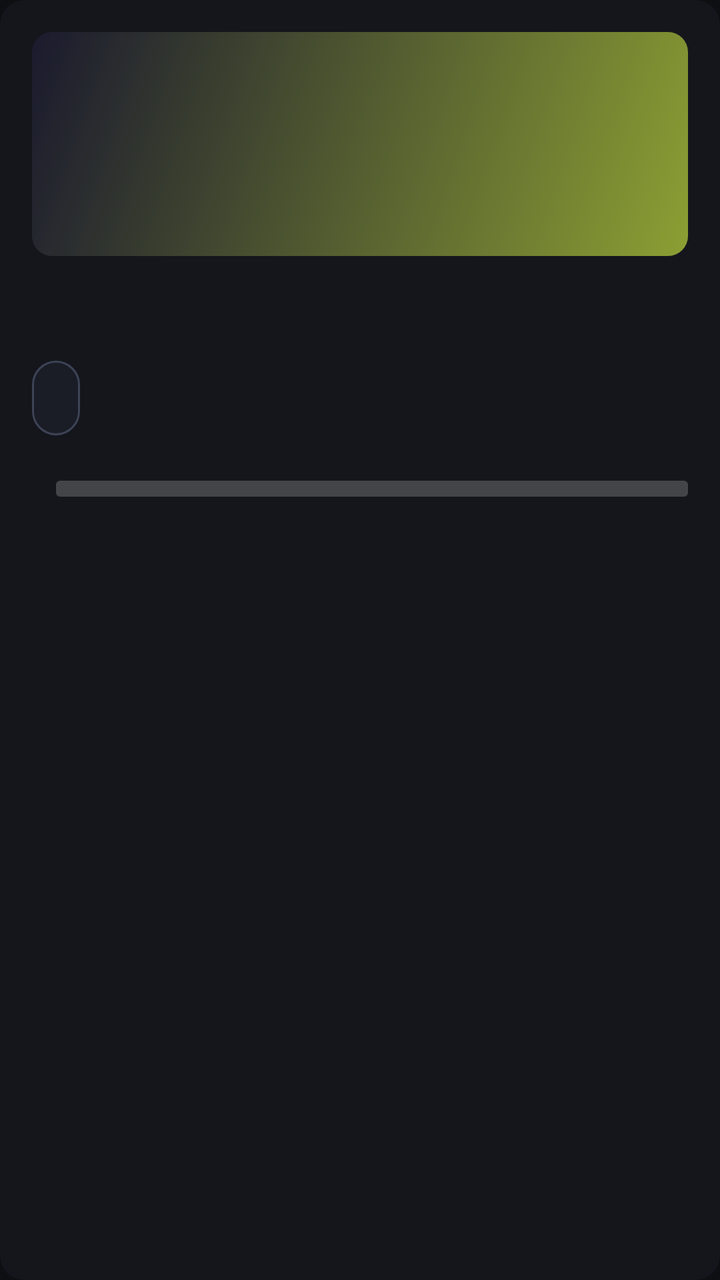
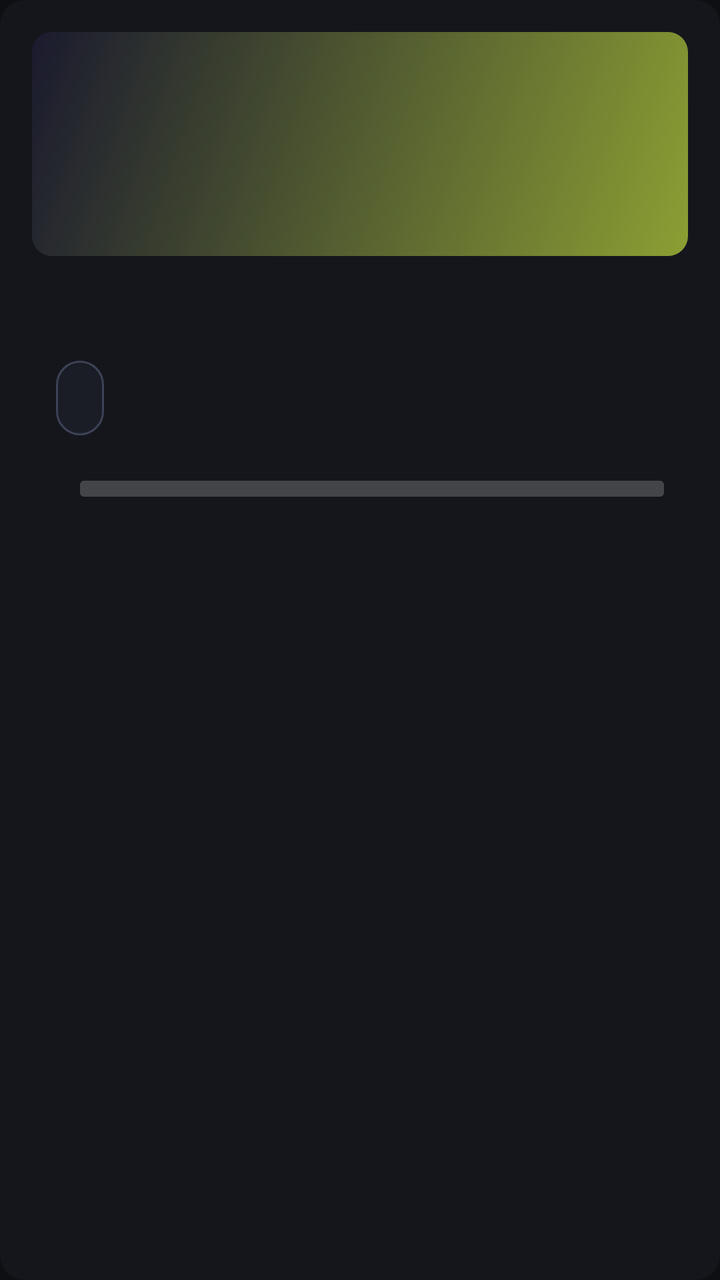

Before-and-after screenshots of an Android layout around one commit, followed by the original layout XML and the change that was made.
<!-- AndroidManifest.xml: application theme Theme.Meggy -->
<!-- res/layout/item_lesson_card.xml -->
<?xml version="1.0" encoding="utf-8"?>
<com.google.android.material.card.MaterialCardView xmlns:android="http://schemas.android.com/apk/res/android"
    xmlns:app="http://schemas.android.com/apk/res-auto"
    android:id="@+id/lesson_card_root"
    android:layout_width="match_parent"
    android:layout_height="wrap_content"
    android:clickable="true"
    android:focusable="true"
    android:focusableInTouchMode="true"
    android:foreground="?attr/selectableItemBackground"
    app:cardCornerRadius="@dimen/radius_md"
    app:cardElevation="@dimen/elevation_0"
    app:cardBackgroundColor="@color/tile_bg"
    app:strokeWidth="0dp"
    app:strokeColor="@color/tile_focus_ring">

    <LinearLayout
        android:layout_width="match_parent"
        android:layout_height="wrap_content"
        android:orientation="vertical"
        android:padding="@dimen/spacing_lg">

        <FrameLayout
            android:layout_width="match_parent"
            android:layout_height="@dimen/tv_card_image_height">

            <View
                android:id="@+id/lessonCardBg"
                android:layout_width="match_parent"
                android:layout_height="match_parent"
                android:background="@drawable/card_gradient_pink" />

            <ImageView
                android:id="@+id/lessonCardThumb"
                android:layout_width="match_parent"
                android:layout_height="match_parent"
                android:scaleType="centerCrop"
                android:visibility="gone"
                android:contentDescription="@string/thumb_desc" />

            <TextView
                android:id="@+id/lessonCardMonogram"
                android:layout_width="match_parent"
                android:layout_height="match_parent"
                android:gravity="center"
                android:textColor="@color/tile_title"
                android:textSize="48sp"
                android:textStyle="bold" />
        </FrameLayout>

        <TextView
            android:id="@+id/lessonCardTitle"
            android:layout_width="match_parent"
            android:layout_height="wrap_content"
            android:layout_marginTop="@dimen/spacing_md"
            android:ellipsize="end"
            android:maxLines="2"
            android:textColor="@color/md_on_surface"
            android:textSize="@dimen/tv_card_title"
            android:textStyle="bold" />

        <LinearLayout
            android:id="@+id/lessonCardChips"
            android:layout_width="match_parent"
            android:layout_height="wrap_content"
            android:layout_marginTop="@dimen/spacing_sm"
            android:orientation="horizontal">

            <TextView
                android:id="@+id/lessonCardChipVideo"
                android:layout_width="wrap_content"
                android:layout_height="wrap_content"
                android:background="@drawable/chip_outline"
                android:paddingHorizontal="@dimen/spacing_md"
                android:paddingVertical="@dimen/spacing_xs"
                android:textColor="@color/md_primary"
                android:textSize="@dimen/tv_chip_text" />

            <TextView
                android:id="@+id/lessonCardChipPdf"
                android:layout_width="wrap_content"
                android:layout_height="wrap_content"
                android:layout_marginStart="@dimen/spacing_sm"
                android:background="@drawable/chip_outline"
                android:paddingHorizontal="@dimen/spacing_md"
                android:paddingVertical="@dimen/spacing_xs"
                android:textColor="@color/md_on_surface"
                android:textSize="@dimen/tv_chip_text"
                android:visibility="gone" />
        </LinearLayout>

        <LinearLayout
            android:layout_width="match_parent"
            android:layout_height="wrap_content"
            android:layout_marginTop="@dimen/spacing_md"
            android:gravity="center_vertical"
            android:orientation="horizontal">

            <TextView
                android:id="@+id/lessonCardProgressText"
                android:layout_width="wrap_content"
                android:layout_height="wrap_content"
                android:textColor="@color/md_primary"
                android:textSize="@dimen/tv_chip_text" />

            <ProgressBar
                android:id="@+id/lessonCardProgress"
                style="?android:attr/progressBarStyleHorizontal"
                android:layout_width="0dp"
                android:layout_height="8dp"
                android:layout_marginStart="@dimen/spacing_md"
                android:layout_weight="1"
                android:max="100"
                android:progressDrawable="@drawable/progress_horizontal" />
        </LinearLayout>
    </LinearLayout>
</com.google.android.material.card.MaterialCardView>
<!-- resources referenced by this layout -->
<resources>
  <color name="md_on_surface">#FFEDEEF2</color>
  <color name="md_primary">#FFFF8B9F</color>
  <color name="tile_bg">#FF14161C</color>
  <color name="tile_focus_ring">#FFFF8B9F</color>
  <color name="tile_title">#FFFFFFFF</color>
  <dimen name="elevation_0">0dp</dimen>
  <dimen name="radius_md">12dp</dimen>
  <dimen name="spacing_lg">16dp</dimen>
  <dimen name="spacing_md">12dp</dimen>
  <dimen name="spacing_sm">8dp</dimen>
  <dimen name="spacing_xs">4dp</dimen>
  <dimen name="tv_card_image_height">112dp</dimen>
  <dimen name="tv_card_title">24sp</dimen>
  <dimen name="tv_chip_text">22sp</dimen>
  <!-- drawable card_gradient_pink (drawable) -->
  <?xml version="1.0" encoding="utf-8"?>
  <shape xmlns:android="http://schemas.android.com/apk/res/android" android:shape="rectangle">
      <gradient android:startColor="#FF8B9F33" android:endColor="#1a1a2e" android:angle="135" />
      <corners android:radius="10dp" />
  </shape>
  <!-- drawable chip_outline (drawable) -->
  <?xml version="1.0" encoding="utf-8"?>
  <shape xmlns:android="http://schemas.android.com/apk/res/android"
      android:shape="rectangle">
      <corners android:radius="16dp" />
      <solid android:color="@color/md_surface_container" />
      <stroke
          android:width="1dp"
          android:color="@color/md_outline" />
  </shape>
  <!-- drawable progress_horizontal (drawable) -->
  <?xml version="1.0" encoding="utf-8"?>
  <layer-list xmlns:android="http://schemas.android.com/apk/res/android">
      <item android:id="@android:id/background">
          <shape>
              <corners android:radius="2dp" />
              <solid android:color="@color/progress_track" />
          </shape>
      </item>
      <item android:id="@android:id/progress">
          <clip>
              <shape>
                  <corners android:radius="2dp" />
                  <solid android:color="@color/md_primary" />
              </shape>
          </clip>
      </item>
  </layer-list>
  <string name="thumb_desc">Thumbnail da aula</string>
  <color name="md_surface_container">#FF1A1D26</color>
  <color name="md_outline">#FF3D4356</color>
  <color name="progress_track">#33FFFFFF</color>
  <color name="md_on_primary">#FF2A0A13</color>
  <color name="md_primary_container">#FF3A2029</color>
  <color name="md_on_primary_container">#FFFFD9E0</color>
  <color name="md_secondary">#FFB3A6B0</color>
  <color name="md_on_secondary">#FF221A20</color>
  <color name="md_secondary_container">#FF2B2530</color>
  <color name="md_on_secondary_container">#FFE8DDE6</color>
  <color name="md_background">#FF0E0F13</color>
  <color name="md_surface">#FF14161C</color>
  <color name="md_surface_variant">#FF1E212B</color>
  <color name="md_on_background">#FFEDEEF2</color>
  <color name="md_on_surface_variant">#FFB9BEC9</color>
  <color name="md_outline_variant">#FF262A36</color>
  <color name="md_error">#FFCF6679</color>
  <color name="md_on_error">#FF600014</color>
  <style name="Widget.Meggy.CardView" parent="Widget.Material3.CardView.Filled">
          <item name="cardBackgroundColor">@color/md_surface_container</item>
          <item name="cardCornerRadius">20dp</item>
          <item name="cardElevation">2dp</item>
          <item name="contentPadding">0dp</item>
          <item name="strokeWidth">0dp</item>
      </style>
  <!-- unchanged entries left out for length: 1 -->
</resources>

<!-- the commit's change to res/layout/item_lesson_card.xml (unified diff, before → after) -->
@@ -48,70 +48,80 @@
                 android:textStyle="bold" />
         </FrameLayout>
 
-        <TextView
-            android:id="@+id/lessonCardTitle"
+        
+        <LinearLayout
+            android:id="@+id/lessonCardBody"
             android:layout_width="match_parent"
             android:layout_height="wrap_content"
-            android:layout_marginTop="@dimen/spacing_md"
-            android:ellipsize="end"
-            android:maxLines="2"
-            android:textColor="@color/md_on_surface"
-            android:textSize="@dimen/tv_card_title"
-            android:textStyle="bold" />
-
-        <LinearLayout
-            android:id="@+id/lessonCardChips"
-            android:layout_width="match_parent"
-            android:layout_height="wrap_content"
-            android:layout_marginTop="@dimen/spacing_sm"
-            android:orientation="horizontal">
+            android:orientation="vertical"
+            android:paddingHorizontal="@dimen/spacing_md"
+            android:paddingTop="@dimen/spacing_md"
+            android:paddingBottom="@dimen/spacing_md">
 
             <TextView
-                android:id="@+id/lessonCardChipVideo"
-                android:layout_width="wrap_content"
+                android:id="@+id/lessonCardTitle"
+                android:layout_width="match_parent"
                 android:layout_height="wrap_content"
-                android:background="@drawable/chip_outline"
-                android:paddingHorizontal="@dimen/spacing_md"
-                android:paddingVertical="@dimen/spacing_xs"
-                android:textColor="@color/md_primary"
-                android:textSize="@dimen/tv_chip_text" />
+                android:ellipsize="end"
+                android:maxLines="2"
+                android:textColor="@color/tile_title"
+                android:textSize="@dimen/tv_card_title"
+                android:textStyle="bold" />
 
-            <TextView
-                android:id="@+id/lessonCardChipPdf"
-                android:layout_width="wrap_content"
+            <LinearLayout
+                android:id="@+id/lessonCardChips"
+                android:layout_width="match_parent"
                 android:layout_height="wrap_content"
-                android:layout_marginStart="@dimen/spacing_sm"
-                android:background="@drawable/chip_outline"
-                android:paddingHorizontal="@dimen/spacing_md"
-                android:paddingVertical="@dimen/spacing_xs"
-                android:textColor="@color/md_on_surface"
-                android:textSize="@dimen/tv_chip_text"
-                android:visibility="gone" />
-        </LinearLayout>
+                android:layout_marginTop="@dimen/spacing_sm"
+                android:orientation="horizontal">
 
-        <LinearLayout
-            android:layout_width="match_parent"
-            android:layout_height="wrap_content"
-            android:layout_marginTop="@dimen/spacing_md"
-            android:gravity="center_vertical"
-            android:orientation="horizontal">
+                <TextView
+                    android:id="@+id/lessonCardChipVideo"
+                    android:layout_width="wrap_content"
+                    android:layout_height="wrap_content"
+                    android:background="@drawable/chip_outline"
+                    android:paddingHorizontal="@dimen/spacing_md"
+                    android:paddingVertical="@dimen/spacing_xs"
+                    android:textColor="@color/md_primary"
+                    android:textSize="@dimen/tv_chip_text" />
 
-            <TextView
-                android:id="@+id/lessonCardProgressText"
-                android:layout_width="wrap_content"
+                <TextView
+                    android:id="@+id/lessonCardChipPdf"
+                    android:layout_width="wrap_content"
+                    android:layout_height="wrap_content"
+                    android:layout_marginStart="@dimen/spacing_sm"
+                    android:background="@drawable/chip_outline"
+                    android:paddingHorizontal="@dimen/spacing_md"
+                    android:paddingVertical="@dimen/spacing_xs"
+                    android:textColor="@color/md_on_surface"
+                    android:textSize="@dimen/tv_chip_text"
+                    android:visibility="gone" />
+            </LinearLayout>
+
+            <LinearLayout
+                android:layout_width="match_parent"
                 android:layout_height="wrap_content"
-                android:textColor="@color/md_primary"
-                android:textSize="@dimen/tv_chip_text" />
+                android:layout_marginTop="@dimen/spacing_md"
+                android:gravity="center_vertical"
+                android:orientation="horizontal">
 
-            <ProgressBar
-                android:id="@+id/lessonCardProgress"
-                style="?android:attr/progressBarStyleHorizontal"
-                android:layout_width="0dp"
-                android:layout_height="8dp"
-                android:layout_marginStart="@dimen/spacing_md"
-                android:layout_weight="1"
-                android:max="100"
-                android:progressDrawable="@drawable/progress_horizontal" />
+                <TextView
+                    android:id="@+id/lessonCardProgressText"
+                    android:layout_width="wrap_content"
+                    android:layout_height="wrap_content"
+                    android:textColor="@color/md_primary"
+                    android:textSize="@dimen/tv_chip_text" />
+
+                <ProgressBar
+                    android:id="@+id/lessonCardProgress"
+                    style="?android:attr/progressBarStyleHorizontal"
+                    android:layout_width="0dp"
+                    android:layout_height="8dp"
+                    android:layout_marginStart="@dimen/spacing_md"
+                    android:layout_weight="1"
+                    android:max="100"
+                    android:progressDrawable="@drawable/progress_horizontal" />
+            </LinearLayout>
         </LinearLayout>
     </LinearLayout>
 </com.google.android.material.card.MaterialCardView>
